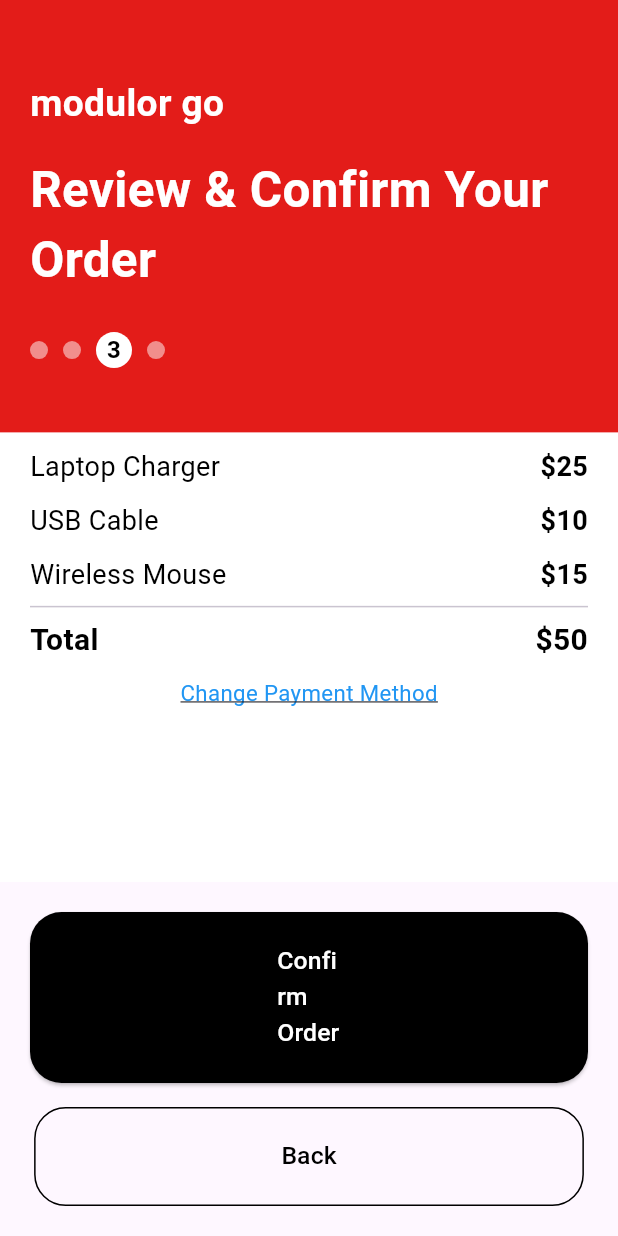
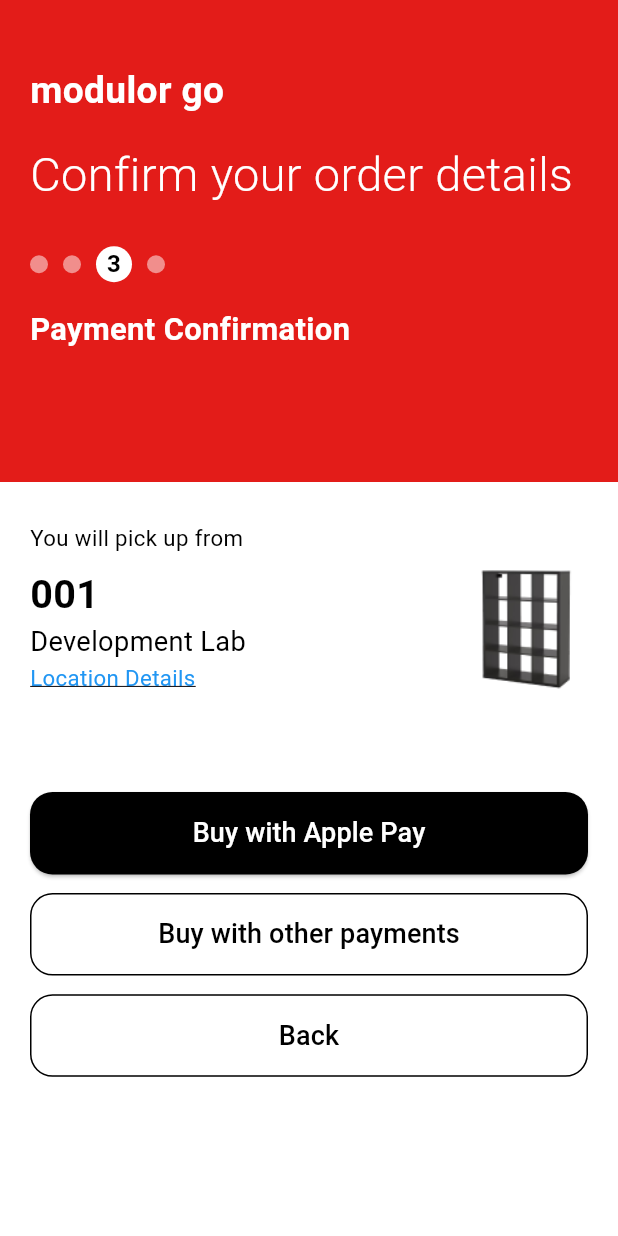
Before and after one commit to MatusOremus123/ModularGO, a Flutter app: the CheckOutPage3 screen opened directly, on a phone screen of 412 x 824 dp. Run offline on Flutter 3.47's test engine with Material 3 defaults, Android fonts, the phone set to English and light mode, and no system bars.

Commit message:
Ui fixes

```diff
--- a/lib/screens/checkout_page_3.dart
+++ b/lib/screens/checkout_page_3.dart
@@ -1,6 +1,6 @@
 import 'package:flutter/material.dart';
+import 'order_success_page.dart';
 import 'checkout_page_2.dart';
-import 'order_success_page.dart'; // Next step after confirmation
 
 class CheckOutPage3 extends StatelessWidget {
   @override
@@ -11,16 +11,16 @@ class CheckOutPage3 extends StatelessWidget {
     return Scaffold(
       body: Column(
         children: [
-          // Red Header Section
+          // Red Section - Keep this unchanged
           Container(
-            color: Color(0xFFE31C19), // Red color
+            color: Color(0xFFE31C19),
             width: screenWidth,
-            height: screenHeight * 0.35,
+            height: screenHeight * 0.39,
             padding: EdgeInsets.symmetric(horizontal: 20, vertical: 10),
             child: Column(
               crossAxisAlignment: CrossAxisAlignment.start,
               children: [
-                SizedBox(height: screenHeight * 0.05),
+                SizedBox(height: screenHeight * 0.04),
                 Text(
                   'modulor go',
                   style: TextStyle(
@@ -32,70 +32,94 @@ class CheckOutPage3 extends StatelessWidget {
                 ),
                 SizedBox(height: screenHeight * 0.02),
                 Text(
-                  'Review & Confirm Your Order',
+                  'Confirm your order details',
                   style: TextStyle(
                     fontFamily: 'Roboto',
-                    fontSize: screenHeight * 0.04,
+                    fontSize: screenHeight * 0.038,
                     color: Colors.white,
-                    fontWeight: FontWeight.bold,
+                    fontWeight: FontWeight.w300,
                   ),
                 ),
                 SizedBox(height: screenHeight * 0.03),
                 Row(
                   children: [
-                    CircleAvatar(
-                      radius: 6,
-                      backgroundColor: Colors.white.withOpacity(0.5),
-                    ),
+                    CircleAvatar(radius: 6, backgroundColor: Colors.white.withOpacity(0.5)),
                     SizedBox(width: 10),
-                    CircleAvatar(
-                      radius: 6,
-                      backgroundColor: Colors.white.withOpacity(0.5),
-                    ),
+                    CircleAvatar(radius: 6, backgroundColor: Colors.white.withOpacity(0.5)),
                     SizedBox(width: 10),
                     CircleAvatar(
                       radius: 12,
                       backgroundColor: Colors.white,
                       child: Text(
                         '3',
-                        style: TextStyle(
-                          color: Colors.black,
-                          fontWeight: FontWeight.bold,
-                        ),
+                        style: TextStyle(color: Colors.black, fontWeight: FontWeight.bold),
                       ),
                     ),
                     SizedBox(width: 10),
-                    CircleAvatar(
-                      radius: 6,
-                      backgroundColor: Colors.white.withOpacity(0.5),
+                    CircleAvatar(radius: 6, backgroundColor: Colors.white.withOpacity(0.5)),
+                  ],
                 ),
-                  ],
+                SizedBox(height: screenHeight * 0.02),
+                Text(
+                  'Payment Confirmation',
+                  style: TextStyle(
+                    fontFamily: 'Roboto',
+                    fontSize: screenHeight * 0.025,
+                    color: Colors.white,
+                    fontWeight: FontWeight.bold,
+                  ),
                 ),
               ],
             ),
           ),
 
-          // White Section - Order Details
+          // White Section - Pickup Location and Payment
           Expanded(
             child: Container(
               color: Colors.white,
               padding: EdgeInsets.symmetric(horizontal: 20, vertical: 10),
               child: Column(
+                crossAxisAlignment: CrossAxisAlignment.start,
                 children: [
-                  _buildOrderItem("Laptop Charger", "\$25"),
-                  SizedBox(height: 10),
-                  _buildOrderItem("USB Cable", "\$10"),
-                  SizedBox(height: 10),
-                  _buildOrderItem("Wireless Mouse", "\$15"),
-                  Divider(thickness: 1),
-                  _buildOrderTotal("Total", "\$50"),
-                  SizedBox(height: 10),
+                  SizedBox(height: screenHeight * 0.02),
+                  Text(
+                    "You will pick up from",
+                    style: TextStyle(
+                      fontSize: screenHeight * 0.018,
+                      fontFamily: 'Roboto',
+                      color: Colors.black,
+                    ),
+                  ),
+                  SizedBox(height: screenHeight * 0.01),
+                  Row(
+                    crossAxisAlignment: CrossAxisAlignment.center,
+                    children: [
+                      Column(
+                        crossAxisAlignment: CrossAxisAlignment.start,
+                        children: [
+                          Text(
+                            "001",
+                            style: TextStyle(
+                              fontSize: screenHeight * 0.032,
+                              fontFamily: 'Roboto',
+                              fontWeight: FontWeight.bold,
+                              color: Colors.black,
+                            ),
+                          ),
+                          Text(
+                            "Development Lab",
+                            style: TextStyle(
+                              fontSize: screenHeight * 0.022,
+                              fontFamily: 'Roboto',
+                              color: Colors.black,
+                            ),
+                          ),
                           GestureDetector(
                             onTap: () {
-                      Navigator.pop(context); // Go back to change payment
+                              // Handle Location Details Click
                             },
                             child: Text(
-                      "Change Payment Method",
+                              "Location Details",
                               style: TextStyle(
                                 fontSize: screenHeight * 0.018,
                                 fontFamily: 'Roboto',
@@ -106,62 +130,49 @@ class CheckOutPage3 extends StatelessWidget {
                           ),
                         ],
                       ),
+                      Spacer(),
+                      Image.asset(
+                        'assets/shelf.png', // Make sure the image exists in assets
+                        width: screenWidth * 0.2,
+                        height: screenHeight * 0.1,
+                        fit: BoxFit.cover,
                       ),
+                    ],
                   ),
-
-          // Buttons
-          Padding(
-            padding: const EdgeInsets.symmetric(horizontal: 20, vertical: 20),
-            child: Column(
-              children: [
-                ElevatedButton(
-                  onPressed: () {
+                  SizedBox(height: screenHeight * 0.08),
+                  _buildPaymentButton(
+                    "Buy with Apple Pay",
+                    Colors.black,
+                    Colors.white,
+                        () {
                       Navigator.push(
                         context,
-                      MaterialPageRoute(
-                          builder: (context) => OrderSuccessPage()), // Final step
+                        MaterialPageRoute(builder: (context) => OrderSuccessPage()),
                       );
                     },
-                  style: ElevatedButton.styleFrom(
-                    backgroundColor: Colors.black,
-                    padding: EdgeInsets.symmetric(
-                        vertical: 21, horizontal: screenWidth * 0.4),
-                    shape: RoundedRectangleBorder(
-                      borderRadius: BorderRadius.circular(21),
                   ),
+                  SizedBox(height: screenHeight * 0.015),
+                  _buildPaymentButton(
+                    "Buy with other payments",
+                    Colors.white,
+                    Colors.black,
+                        () {
+                      // Handle other payment logic
+                    },
+                    isOutlined: true,
                   ),
-                  child: Text(
-                    'Confirm Order',
-                    style: TextStyle(
-                      fontSize: screenHeight * 0.02,
-                      fontFamily: 'Roboto',
-                      color: Colors.white,
-                    ),
-                  ),
-                ),
-                SizedBox(height: 16),
-                OutlinedButton(
-                  onPressed: () {
-                    Navigator.pop(context); // Go back to CheckOutPage2
+                  SizedBox(height: screenHeight * 0.0152),
+                  _buildPaymentButton(
+                    "Back",
+                    Colors.white,
+                    Colors.black,
+                        () {
+                      Navigator.pop(context);
                     },
-                  style: OutlinedButton.styleFrom(
-                    side: BorderSide(color: Colors.black),
-                    padding: EdgeInsets.symmetric(
-                        vertical: 21, horizontal: screenWidth * 0.4),
-                    shape: RoundedRectangleBorder(
-                      borderRadius: BorderRadius.circular(21),
-                    ),
-                  ),
-                  child: Text(
-                    'Back',
-                    style: TextStyle(
-                      fontSize: screenHeight * 0.02,
-                      fontFamily: 'Roboto',
-                      color: Colors.black,
-                    ),
-                  ),
+                    isOutlined: true,
                   ),
                 ],
+              ),
             ),
           ),
         ],
@@ -169,54 +180,46 @@ class CheckOutPage3 extends StatelessWidget {
     );
   }
 
-  Widget _buildOrderItem(String name, String price) {
-    return Row(
-      mainAxisAlignment: MainAxisAlignment.spaceBetween,
-      children: [
-        Text(
-          name,
+  // Helper function for payment buttons
+  Widget _buildPaymentButton(String text, Color bgColor, Color textColor, VoidCallback onPressed, {bool isOutlined = false}) {
+    return SizedBox(
+      width: double.infinity,
+      height: 55,
+      child: isOutlined
+          ? OutlinedButton(
+        onPressed: onPressed,
+        style: OutlinedButton.styleFrom(
+          side: BorderSide(color: textColor),
+          shape: RoundedRectangleBorder(
+            borderRadius: BorderRadius.circular(15),
+          ),
+        ),
+        child: Text(
+          text,
           style: TextStyle(
             fontSize: 18,
             fontFamily: 'Roboto',
-            color: Colors.black,
+            color: textColor,
           ),
         ),
-        Text(
-          price,
+      )
+          : ElevatedButton(
+        onPressed: onPressed,
+        style: ElevatedButton.styleFrom(
+          backgroundColor: bgColor,
+          shape: RoundedRectangleBorder(
+            borderRadius: BorderRadius.circular(15),
+          ),
+        ),
+        child: Text(
+          text,
           style: TextStyle(
             fontSize: 18,
             fontFamily: 'Roboto',
-            fontWeight: FontWeight.bold,
-            color: Colors.black,
+            color: textColor,
           ),
         ),
-      ],
-    );
-  }
-
-  Widget _buildOrderTotal(String label, String price) {
-    return Row(
-      mainAxisAlignment: MainAxisAlignment.spaceBetween,
-      children: [
-        Text(
-          label,
-          style: TextStyle(
-            fontSize: 20,
-            fontFamily: 'Roboto',
-            fontWeight: FontWeight.bold,
-            color: Colors.black,
       ),
-        ),
-        Text(
-          price,
-          style: TextStyle(
-            fontSize: 20,
-            fontFamily: 'Roboto',
-            fontWeight: FontWeight.bold,
-            color: Colors.black,
-          ),
-        ),
-      ],
     );
   }
 }
```
Lines whose indentation alone changed are shown as unchanged.
